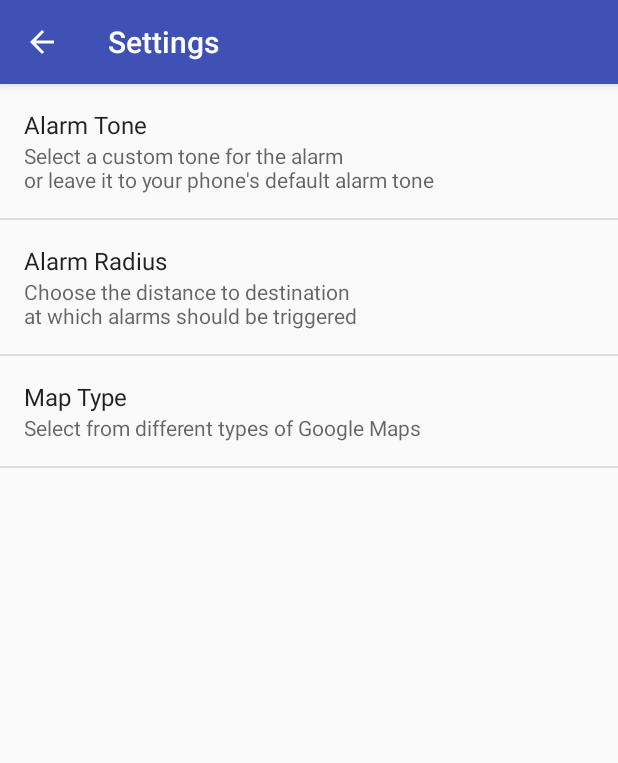
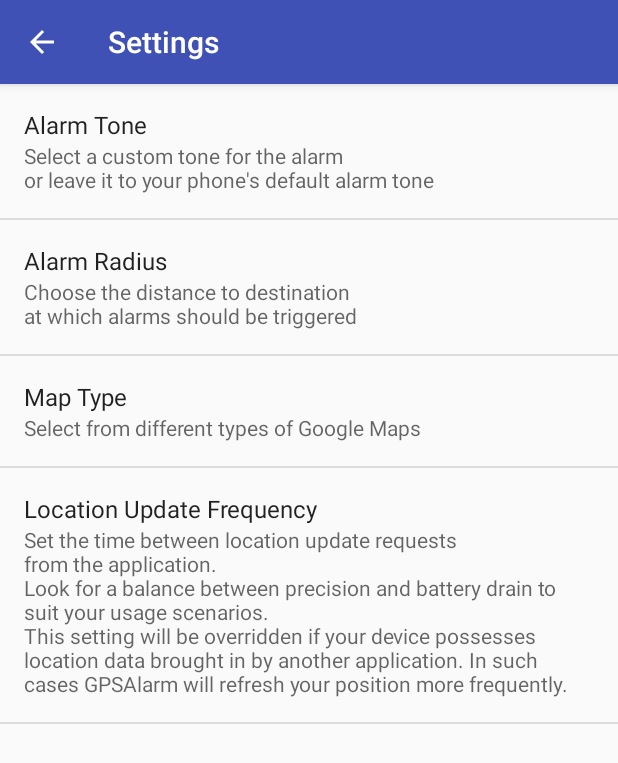
Before and after one commit to NQDE/GPSAlarm, an Android app: the MyPreferencesActivity screen opened directly, with no data from a screen before it, on a phone screen of 412 x 824 dp. Shown: the top 763 px of the screen. Run offline under Robolectric (Android 15) with nearby library versions, the phone set to English and light mode, and no system bars.

Commit message:
Implemented setting for Location Update Frequency

```diff
--- a/app/src/main/java/a1stgroup/gpsalarm/MapsActivity.java
+++ b/app/src/main/java/a1stgroup/gpsalarm/MapsActivity.java
@@ -64,6 +64,7 @@ public class MapsActivity extends AppCompatActivity implements OnMapReadyCallbac
     MediaPlayer mySound;
     static String ringtonePath;
     LocationRequest myLocationRequest;  // Global variable for requesting location
+    long locationUpdateFrequency;
     public static final double earthRadius = 6372.8; // Radius of Earth, in kilometers
     private boolean stop = false;
     private SharedPreferences.OnSharedPreferenceChangeListener prefListener;
@@ -89,6 +90,7 @@ public class MapsActivity extends AppCompatActivity implements OnMapReadyCallbac
 
             SharedPreferences prefs = PreferenceManager.getDefaultSharedPreferences(getBaseContext());
             setAlarmRadius(Integer.parseInt(prefs.getString("alarmRadius", "500")));
+            setLocationUpdateFrequency(Long.parseLong(prefs.getString("locationUpdateFrequency", "10000")));
             ringtonePath = prefs.getString("alarmRingtone", DEFAULT_ALARM_ALERT_URI.toString());
             initSound();
 
@@ -106,6 +108,9 @@ public class MapsActivity extends AppCompatActivity implements OnMapReadyCallbac
                     if (key.equals("alarmRingtone")) {
                         ringtonePath = prefs.getString("alarmRingtone", DEFAULT_ALARM_ALERT_URI.toString());
                         initSound();
+                    }
+                    if (key.equals("locationUpdateFrequency")) {
+                        setLocationUpdateFrequency(Long.parseLong(prefs.getString("locationUpdateFrequency", "10000")));
                     }
                 }
             };
@@ -380,7 +385,8 @@ public class MapsActivity extends AppCompatActivity implements OnMapReadyCallbac
     public void onConnected(@Nullable Bundle bundle) {
         myLocationRequest = LocationRequest.create();
         myLocationRequest.setPriority(LocationRequest.PRIORITY_HIGH_ACCURACY);
-        myLocationRequest.setInterval(4000);
+        myLocationRequest.setInterval(locationUpdateFrequency);
+        myLocationRequest.setFastestInterval(locationUpdateFrequency/4);
 
         if (ActivityCompat.checkSelfPermission(this, Manifest.permission.ACCESS_FINE_LOCATION) != PackageManager.PERMISSION_GRANTED && ActivityCompat.checkSelfPermission(this, Manifest.permission.ACCESS_COARSE_LOCATION) != PackageManager.PERMISSION_GRANTED) {
             // TODO: Consider calling
@@ -480,6 +486,10 @@ public class MapsActivity extends AppCompatActivity implements OnMapReadyCallbac
         alarmRadius = newRadius;
     }
 
+    public void setLocationUpdateFrequency(long newFrequency) {
+        locationUpdateFrequency = newFrequency;
+    }
+
     public void initSound() {
         mySound = MediaPlayer.create(this, Uri.parse(ringtonePath));
     }
--- a/app/src/main/res/values/arrays.xml
+++ b/app/src/main/res/values/arrays.xml
@@ -34,4 +34,20 @@
         <item>5000</item>
     </string-array>
 
+    <string-array name="updateFrequencyMenuEntries">
+        <item>5 seconds</item>
+        <item>10 seconds</item>
+        <item>30 seconds</item>
+        <item>1 minute</item>
+        <item>3 minutes</item>
+    </string-array>
+
+    <string-array name="updateFrequencyValues">
+        <item>5000</item>
+        <item>10000</item>
+        <item>30000</item>
+        <item>60000</item>
+        <item>180000</item>
+    </string-array>
+
 </resources>
--- a/app/src/main/res/xml/preferences.xml
+++ b/app/src/main/res/xml/preferences.xml
@@ -24,4 +24,14 @@
         android:defaultValue="2"
         android:entries="@array/mapTypeMenuEntries"
         android:entryValues="@array/mapTypeValues" />
+
+    <ListPreference
+        android:title="Location Update Frequency"
+        android:summary="Set the time between location update requests \nfrom the application. \nLook for a balance between precision and battery drain to suit your usage scenarios. \nThis setting will be overridden if your device possesses location data brought in by another application. In such cases GPSAlarm will refresh your position more frequently."
+        android:key="locationUpdateFrequency"
+        android:defaultValue="10000"
+        android:entries="@array/updateFrequencyMenuEntries"
+        android:entryValues="@array/updateFrequencyValues" />
+
+
 </PreferenceScreen>
```
